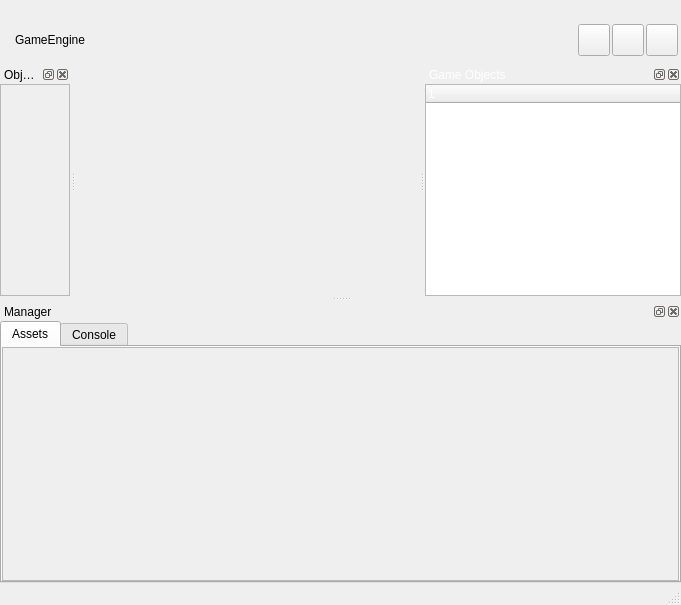
This is gameEngineEditor/mainwindow.ui in jimlin2004/GameEngine as Qt 5 draws it before an edit. The edited form follows.
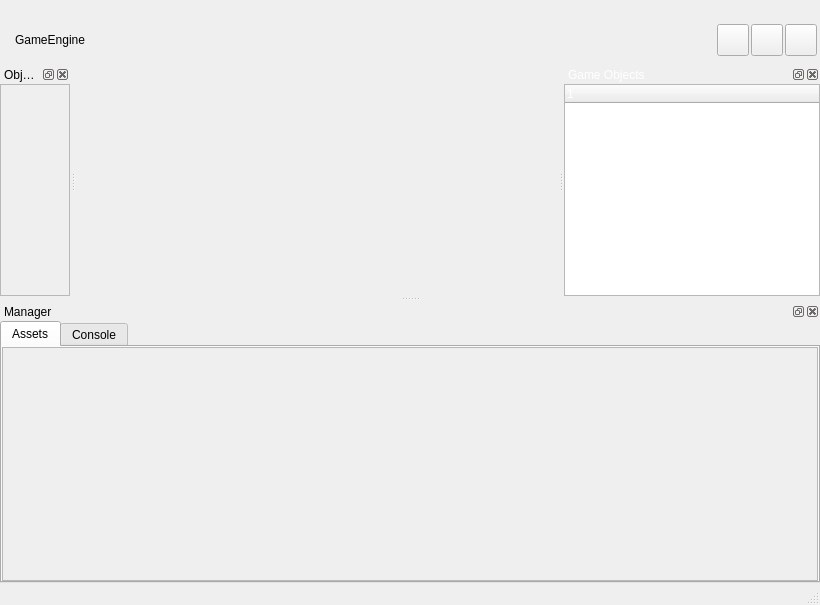
This is the edited form. Icons and pictures are not drawn. Custom widgets are drawn as their Qt base class.

```diff
--- a/gameEngineEditor/mainwindow.ui
+++ b/gameEngineEditor/mainwindow.ui
@@ -6,7 +6,7 @@
    <rect>
     <x>0</x>
     <y>0</y>
-    <width>681</width>
+    <width>820</width>
     <height>605</height>
    </rect>
   </property>
@@ -932,7 +932,7 @@
                 <rect>
                  <x>0</x>
                  <y>0</y>
-                 <width>673</width>
+                 <width>812</width>
                  <height>229</height>
                 </rect>
                </property>
```
Left out of the diff: 46 changed lines with no effect on the pictures.
